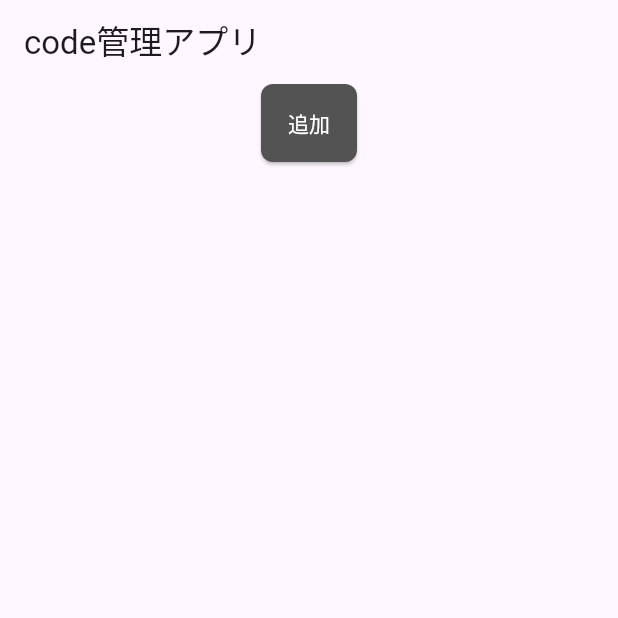
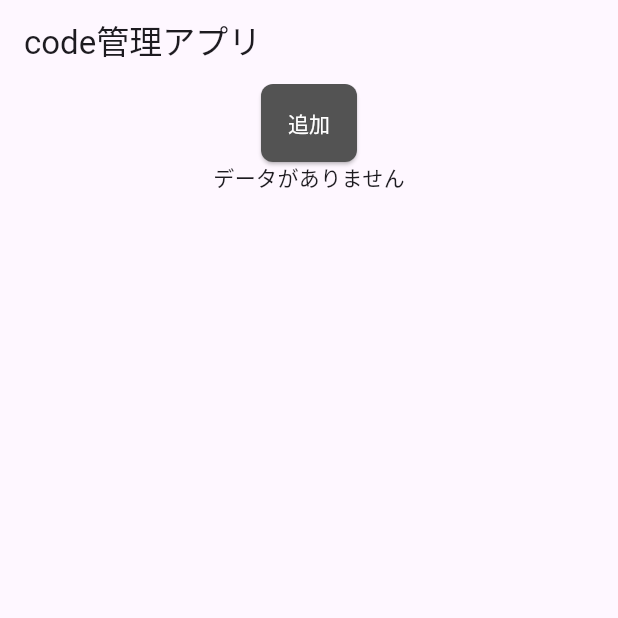
Before and after one commit to shin-hayabusasun/flutter_code_kanri, a Flutter app: the Filepage screen opened directly, after a tap on "追加", on a phone screen of 412 x 824 dp, the top half of it. Run offline on Flutter 3.47's test engine with Material 3 defaults, Android fonts, the phone set to English and light mode, and no system bars; missing offline and left inert: sqlite3.

Commit message:
README.mdの内容を更新し、アプリの概要と使い方を追加。DBHelperクラスを新規作成し、SQLite3の初期化、データの挿入、取得、更新メソッドを実装。main.dartを修正し、DBの初期化を追加。依存関係にsqlite3、sqflite_common_ffi、path_provider_windowsを追加。不要なファイルを削除し、テストファイルのインポートパスを修正。

```diff
--- /dev/null
+++ b/lib/db/db.dart
@@ -0,0 +1,61 @@
+import 'dart:io';
+import 'package:path/path.dart' as p;
+import 'package:sqlite3/sqlite3.dart';
+
+class DBHelper {
+  static late Database _db;
+
+  // 初期化（アプリ起動時に一度だけ呼ぶ）
+  static Future<void> init() async {
+    final docDir = Directory(
+      p.join(
+        Platform.environment['USERPROFILE'] ?? '',
+        'Documents',
+      ), //C:\Users\（あなたのユーザー名）\Documents\file.db
+    );
+    if (!docDir.existsSync()) {
+      docDir.createSync(recursive: true);
+    }
+    final dbPath = p.join(docDir.path, 'file.db');
+    _db = sqlite3.open(dbPath);
+
+    // テーブルがなければ作成　　CREATE TABLE IF NOT EXISTS なので「テーブルがなければ作成」
+    _db.execute('''
+      CREATE TABLE IF NOT EXISTS file (
+        id INTEGER PRIMARY KEY AUTOINCREMENT,
+        title TEXT
+      );
+    ''');
+  }
+
+  // データの挿入
+  static int insertFile(String title) {
+    final stmt = _db.prepare('INSERT INTO file (title) VALUES (?);');
+    stmt.execute([title]);
+    stmt.dispose();
+    return _db.getUpdatedRows();
+  }
+
+  // データの取得（全件）
+  static List<Map<String, Object?>> getFiles() {
+    final result = _db.select('SELECT * FROM file;');
+    return result.map((row) => Map<String, Object?>.from(row)).toList();
+  }
+
+  // データの取得（ID指定）
+  static Future<Map<String, dynamic>?> getFileById(int id) async {
+    final result = _db.select('SELECT * FROM file WHERE id = ?;', [id]);
+    if (result.isNotEmpty) {
+      return Map<String, dynamic>.from(result.first);
+    }
+    return null;
+  }
+
+  // データの更新
+  static int updateFile(int id, String title) {
+    final stmt = _db.prepare('UPDATE file SET title = ? WHERE id = ?;');
+    stmt.execute([title, id]);
+    stmt.dispose();
+    return _db.getUpdatedRows();
+  }
+}
--- a/lib/file.dart
+++ /dev/null
@@ -1,51 +0,0 @@
-import 'package:flutter/material.dart';
-
-void main() {
-  runApp(const File());
-}
-
-class File extends StatelessWidget {
-  const File({super.key});
-
-  @override
-  Widget build(BuildContext context) {
-    return MaterialApp(
-      title: 'code App',
-      theme: ThemeData(
-        colorScheme: ColorScheme.fromSeed(seedColor: Colors.deepPurple),
-      ),
-      home: Filepage(),
-    );
-  }
-}
-
-class Filepage extends StatelessWidget {
-  const Filepage({super.key});
-
-  @override
-  Widget build(BuildContext context) {
-    final butoon = ElevatedButton(
-      onPressed: () {
-        print('Button clicked!'); //飛ぶ
-      },
-      child: Text('追加'),
-      style: ElevatedButton.styleFrom(
-        backgroundColor: const Color.fromARGB(255, 83, 83, 83),
-        foregroundColor: Colors.white,
-        padding: const EdgeInsets.all(16.0),
-        shape: RoundedRectangleBorder(borderRadius: BorderRadius.circular(8.0)),
-      ),
-    );
-
-    final alll = Column(children: []); //DBからもらったやつをどうやって入れよう
-
-    final col = Column(children: [butoon, alll]);
-
-    return Scaffold(
-      appBar: AppBar(title: Text('code管理アプリ')),
-      body: Center(child: col),
-    );
-  }
-}
-
-// ここにDBからもらったやつを繰り返し入れるとそれを開くと名前表示にすると、実行したいコードはどこに入れるか、関数でflie１に飛ぶときのクエリみたいな処理はどうするか
--- a/lib/main.dart
+++ b/lib/main.dart
@@ -1,60 +1,81 @@
 import 'package:flutter/material.dart';
+import './db/db.dart';
 
-void main() {
-  runApp(const MyApp());
+void main() async {
+  WidgetsFlutterBinding.ensureInitialized(); //Flutterアプリで非同期処理（async/await）やプラットフォームチャネルを使う前に、Flutterエンジンとウィジェットバインディングを初期化するためのものです。
+  await DBHelper.init(); //DBHelperの初期化を待つ
+  runApp(const File());
 }
 
-class MyApp extends StatelessWidget {
-  const MyApp({super.key});
+// アプリのエントリーポイント file home
+class File extends StatelessWidget {
+  const File({super.key});
 
   @override
   Widget build(BuildContext context) {
     return MaterialApp(
-      title: 'TEST',
+      title: 'code App',
       theme: ThemeData(
         colorScheme: ColorScheme.fromSeed(seedColor: Colors.deepPurple),
       ),
-      home: MyHomePage(),
+      home: Filepage(),
     );
   }
 }
 
-class MyHomePage extends StatelessWidget {
-  const MyHomePage({super.key});
+class Filepage extends StatelessWidget {
+  const Filepage({super.key});
 
   @override
   Widget build(BuildContext context) {
     final butoon = ElevatedButton(
-      onPressed: () {
-        print('Button clicked!');
+      onPressed: () async {
+        await DBHelper.insertFile('新しいコードファイル'); //staticメソッドなのでDBHelper.で呼び出す.
+        // データ追加後に画面を更新したい場合はStatefulWidgetにしてsetStateする必要あり
       },
-      child: Text('Click Me'),
+      child: Text('追加'),
       style: ElevatedButton.styleFrom(
-        backgroundColor: Colors.blue,
+        backgroundColor: const Color.fromARGB(255, 83, 83, 83),
         foregroundColor: Colors.white,
         padding: const EdgeInsets.all(16.0),
         shape: RoundedRectangleBorder(borderRadius: BorderRadius.circular(8.0)),
       ),
     );
 
-    final butoon2 = ElevatedButton(
-      onPressed: () {
-        print('Button clicked!');
-      },
-      child: Text('Click Me'),
-      style: ElevatedButton.styleFrom(
-        backgroundColor: Colors.blue,
-        foregroundColor: Colors.white,
-        padding: const EdgeInsets.all(16.0),
-        shape: RoundedRectangleBorder(borderRadius: BorderRadius.circular(8.0)),
-      ),
+    final alll = Column(children: []); //DBからもらったやつをどうやって入れよう
+    // ここでDBからデータを取得して表示する処理を実行
+
+    final col = Column(
+      children: [
+        butoon,
+        FutureBuilder<Map<String, dynamic>?>(
+          // 非同期処理の結果を待つ
+          // DBからIDが1のファイルを取得する
+          // ここでは例としてIDが1のファイルを取得していますが、実際には動的にIDを指定する必要があります。
+          // 例えば、リストから選択したファイルのIDを使うなど
+          future: DBHelper.getFileById(1),
+          builder: (context, snapshot) {
+            if (snapshot.connectionState == ConnectionState.waiting) {
+              return CircularProgressIndicator();
+            }
+            if (snapshot.hasError) {
+              return Text('エラー: ${snapshot.error}');
+            }
+            final file = snapshot.data;
+            if (file == null) {
+              return Text('データがありません');
+            }
+            return Text('タイトル: ${file['title']}');
+          },
+        ),
+      ],
     );
 
-    final col = Column(children: [butoon, butoon2]);
-
     return Scaffold(
-      appBar: AppBar(title: Text('Hayabusa App')),
+      appBar: AppBar(title: Text('code管理アプリ')),
       body: Center(child: col),
     );
   }
 }
+
+// ここにDBからもらったやつを繰り返し入れるとそれを開くと名前表示にすると、実行したいコードはどこに入れるか、関数でflie１に飛ぶときのクエリみたいな処理はどうするか
--- a/pubspec.yaml
+++ b/pubspec.yaml
@@ -30,6 +30,10 @@ environment:
 dependencies:
   flutter:
     sdk: flutter
+  path: ^1.8.0
+  sqlite3: ^2.3.0
+  sqflite_common_ffi: ^2.3.0
+  path_provider_windows: ^2.2.0
 
   # The following adds the Cupertino Icons font to your application.
   # Use with the CupertinoIcons class for iOS style icons.
```
Also changed, not shown: lib/m.dart (added, +60 -0 lines), pubspec.lock, 2 other files.
